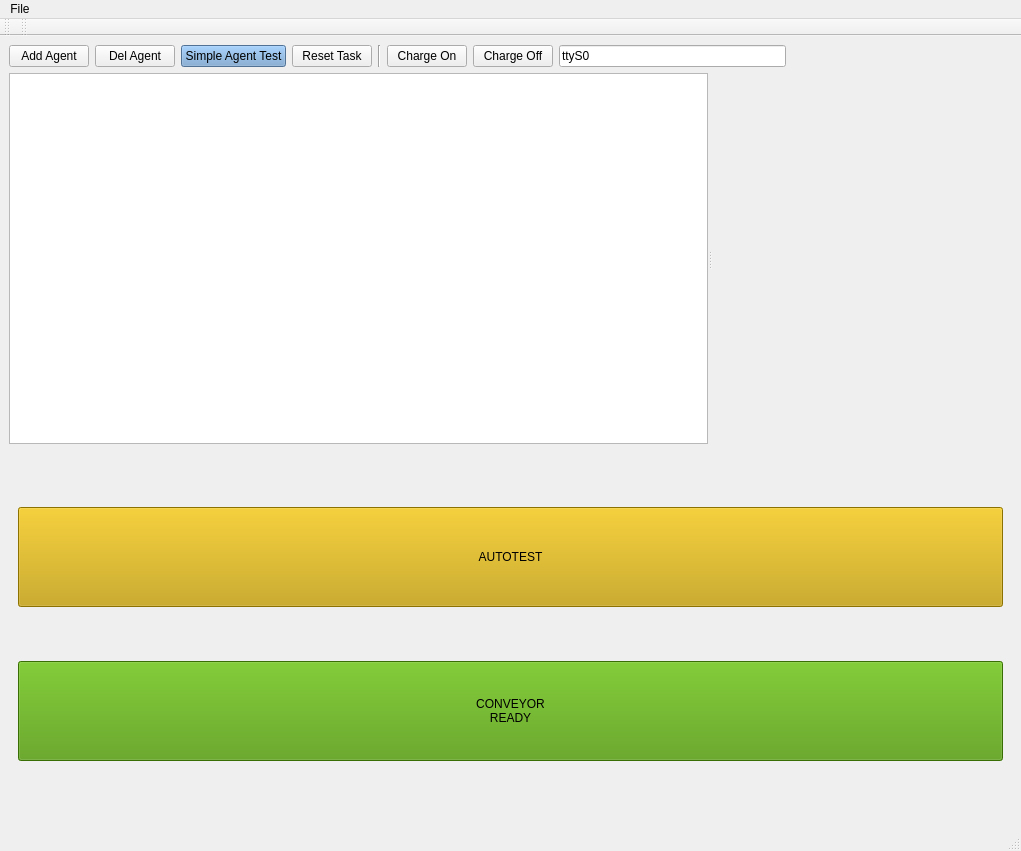
This is App/AgentsManager/mainwindow.ui in break11/AutoStorage as Qt 5 draws it before an edit. The edited form follows.
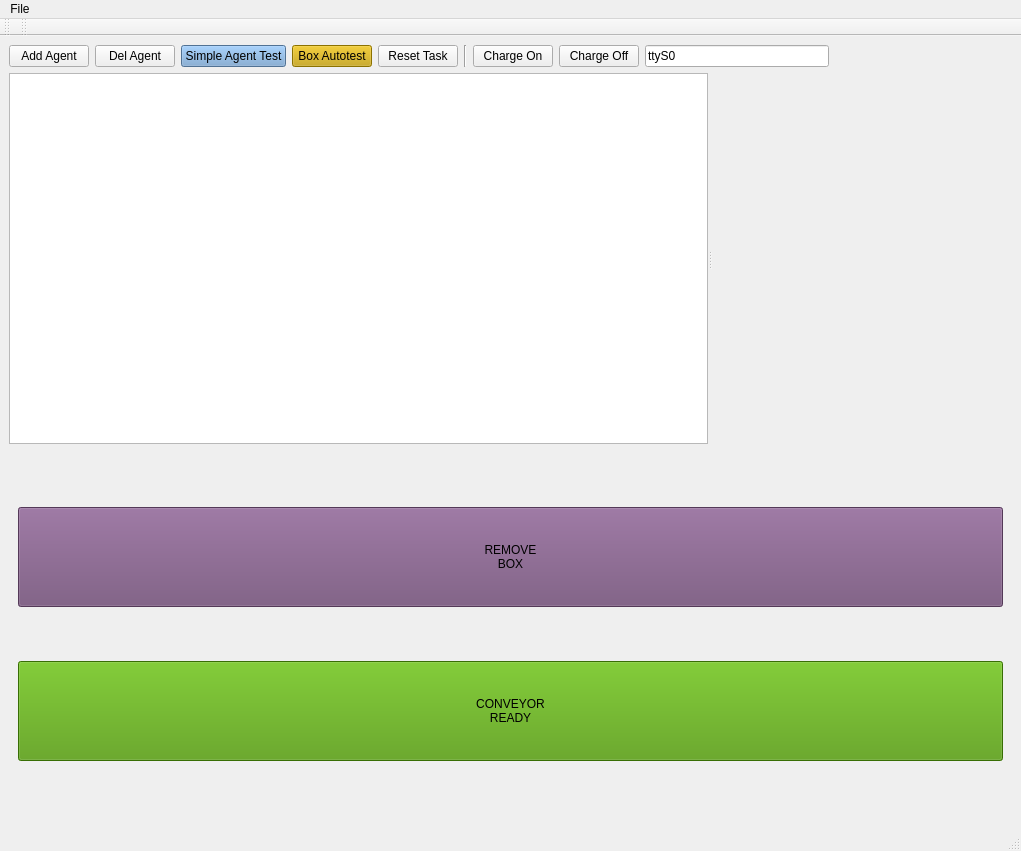
This is the edited form.

Commit message: Добавлено поле RemoveBox и соответствующуя кнопка, кнопка втотест с коробками перенесена.

```diff
--- a/App/AgentsManager/mainwindow.ui
+++ b/App/AgentsManager/mainwindow.ui
@@ -57,6 +57,25 @@
         </property>
        </widget>
       </item>
+      <item>
+       <widget class="QPushButton" name="btnBox_Autotest">
+        <property name="minimumSize">
+         <size>
+          <width>0</width>
+          <height>0</height>
+         </size>
+        </property>
+        <property name="styleSheet">
+         <string notr="true">QPushButton { background-color: rgb(196, 160, 0); } QPushButton:checked { border:3px solid red; border-radius:5px }</string>
+        </property>
+        <property name="text">
+         <string>Box Autotest</string>
+        </property>
+        <property name="checkable">
+         <bool>true</bool>
+        </property>
+       </widget>
+      </item>
       <item>
        <widget class="QPushButton" name="btnReset_Task">
         <property name="text">
@@ -168,25 +187,6 @@
     <item>
      <widget class="QWidget" name="wStoragePlaces" native="true">
       <layout class="QGridLayout" name="gridLayout">
-       <item row="0" column="0">
-        <widget class="QPushButton" name="btnBox_Autotest">
-         <property name="minimumSize">
-          <size>
-           <width>100</width>
-           <height>100</height>
-          </size>
-         </property>
-         <property name="styleSheet">
-          <string notr="true">QPushButton { background-color: rgb(196, 160, 0); } QPushButton:checked { border:3px solid red; border-radius:5px }</string>
-         </property>
-         <property name="text">
-          <string>AUTOTEST</string>
-         </property>
-         <property name="checkable">
-          <bool>true</bool>
-         </property>
-        </widget>
-       </item>
        <item row="1" column="0">
         <widget class="QPushButton" name="btnConveyorReady">
          <property name="minimumSize">
@@ -207,6 +207,26 @@
          </property>
         </widget>
        </item>
+       <item row="0" column="0">
+        <widget class="QPushButton" name="btnRemoveBox">
+         <property name="minimumSize">
+          <size>
+           <width>100</width>
+           <height>100</height>
+          </size>
+         </property>
+         <property name="styleSheet">
+          <string notr="true">QPushButton { background-color: rgb(117, 80, 123);} QPushButton:checked { border:3px solid red; border-radius:5px }</string>
+         </property>
+         <property name="text">
+          <string>REMOVE
+BOX</string>
+         </property>
+         <property name="checkable">
+          <bool>true</bool>
+         </property>
+        </widget>
+       </item>
       </layout>
      </widget>
     </item>
```
The commit also changes 1 other file.
